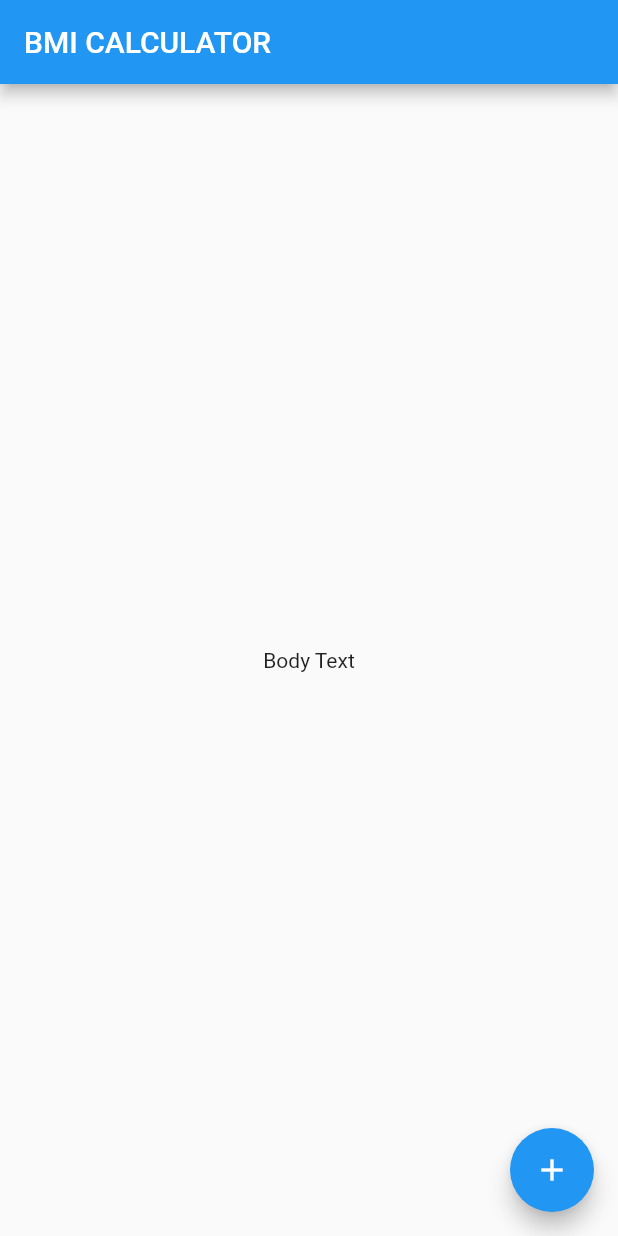
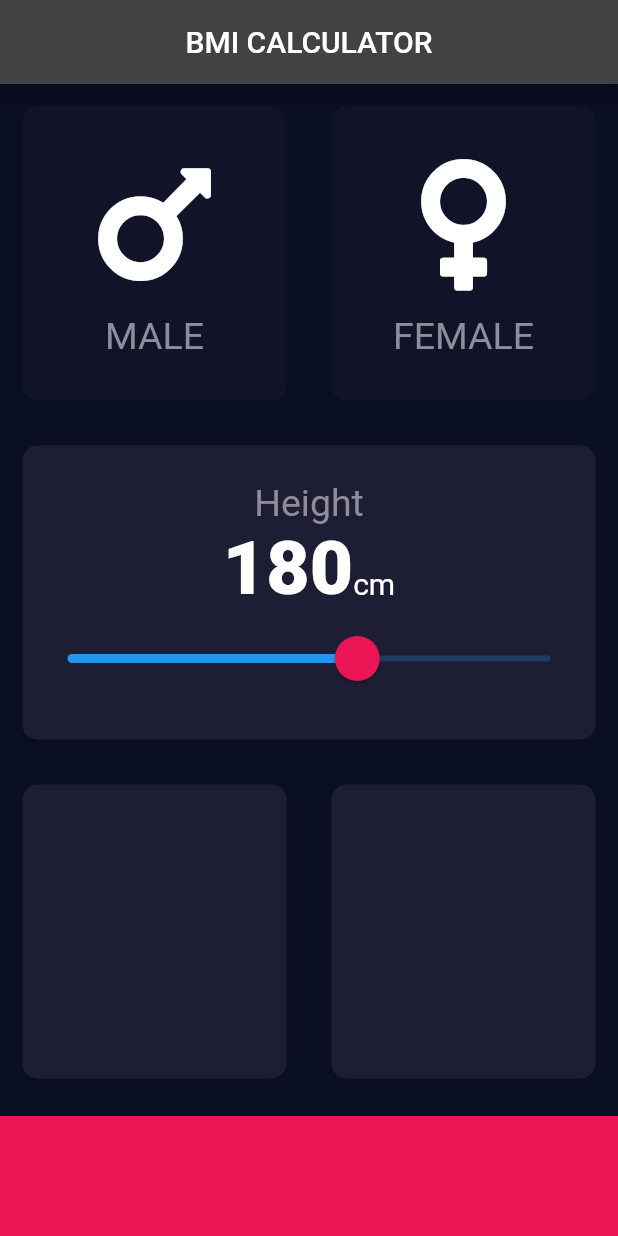
Before and after one commit to HeratUni-CS/bmi-calculator-WahidAhmad-98129, a Flutter app: the screen it shows after launch, on a phone screen of 412 x 824 dp. Run offline on Flutter 3.47's test engine with Material 2 defaults, Android fonts, the phone set to English and light mode, and no system bars; our stand-ins replace font_awesome_flutter.

Commit message:
Completing Gender and also Gender Section

```diff
--- a/analysis_options.yaml
+++ b/analysis_options.yaml
@@ -7,7 +7,7 @@
 
 # The following line activates a set of recommended lints for Flutter apps,
 # packages, and plugins designed to encourage good coding practices.
-include: package:flutter_lints/flutter.yaml
+#include: package:flutter_lints/flutter.yaml
 
 linter:
   # The lint rules applied to this project can be customized in the
--- /dev/null
+++ b/lib/constants.dart
@@ -0,0 +1,16 @@
+import 'package:flutter/material.dart';
+
+const kBottomContainerHeight =80.0;
+const kActiveCardColor= Color(0xFF1D1E33);
+const kInactiveCardColor =Color(0xFF111328);
+const kBottomContainerColor = Color(0xFFEB1555);
+
+const kLableTextStyle = TextStyle(
+  fontSize: 25,
+  color: Color(0xFF8D8E98),
+);
+
+const KnumberTextStyle = TextStyle(
+  fontSize: 50,
+  fontWeight: FontWeight.w900,
+);
--- /dev/null
+++ b/lib/icon_content.dart
@@ -0,0 +1,31 @@
+import 'package:flutter/material.dart';
+import 'constants.dart';
+
+class iconContetn extends StatelessWidget {
+  IconData myIcon;
+  String gender;
+  iconContetn({required this.myIcon,required this.gender}){
+    final IconData myIcon;
+    final String gender;
+  }
+
+  @override
+  Widget build(BuildContext context) {
+    return  Column(
+      mainAxisAlignment: MainAxisAlignment.center,
+      children: [
+        Icon(
+          myIcon,
+          size: 100,
+        ),
+        SizedBox(
+          height: 10,
+        ),
+        Text(
+          gender,
+          style: kLableTextStyle,
+        )
+      ],
+    );
+  }
+}
--- /dev/null
+++ b/lib/input_page.dart
@@ -0,0 +1,138 @@
+import 'package:flutter/material.dart';
+import 'package:font_awesome_flutter/font_awesome_flutter.dart';
+import 'resuable_card.dart';
+import 'icon_content.dart';
+import 'constants.dart';
+
+  enum Gendre{
+    male,
+    female,
+  }
+
+class InputPage extends StatefulWidget {
+
+  @override
+  State<InputPage> createState() => _InputPageState();
+}
+
+class _InputPageState extends State<InputPage> {
+
+   Gendre? selectedGender;
+   int height=180;
+
+  @override
+  Widget build(BuildContext context) {
+    return Scaffold(
+      appBar:AppBar(
+        title: Center(child: Text('BMI CALCULATOR')),
+        // backgroundColor: Color(0xFF0A0E21),
+      ),
+      body:Column(
+        crossAxisAlignment: CrossAxisAlignment.stretch,
+        children: [
+          Expanded(child: Row(
+            children: [
+              Expanded(
+                  child: ResuableCard(
+                    onpress:(){
+                      setState(() {
+                        selectedGender = Gendre.male;
+                      });
+                    },
+                    colour: selectedGender == Gendre.male ? kActiveCardColor: kInactiveCardColor,
+                    cardChild: iconContetn(
+                      myIcon: FontAwesomeIcons.mars,
+                      gender: 'MALE',
+                    ),
+                  ),
+                ),
+              Expanded(
+                child: ResuableCard(
+                  onpress:(){
+                    setState(() {
+                      selectedGender = Gendre.female;
+                    });
+                  },
+                colour: selectedGender == Gendre.female ? kActiveCardColor: kInactiveCardColor,
+                cardChild: iconContetn(
+                  myIcon: FontAwesomeIcons.venus,
+                  gender: 'FEMALE',
+                ),
+              ),),
+            ],
+          ),),
+          Expanded(child: ResuableCard(
+            colour: kActiveCardColor,
+            cardChild: Column(
+              mainAxisAlignment: MainAxisAlignment.center,
+              children: [
+                Text(
+                  'Height',
+                  style: kLableTextStyle,
+                ),
+                Row(
+                  mainAxisAlignment: MainAxisAlignment.center,
+                  crossAxisAlignment: CrossAxisAlignment.baseline,
+                  textBaseline: TextBaseline.alphabetic,
+                 children: [
+                   Text(
+                     height.toString(),
+                     style: KnumberTextStyle,
+                   ),
+                   Text(
+                     'cm',
+                     style:TextStyle(
+                       fontSize: 20,
+                     ),
+                   ),
+
+                 ]
+                ),
+               SliderTheme(
+                   data: SliderTheme.of(context).copyWith(
+                     inactiveTickMarkColor: Color(0xFF8D8E98),
+                     activeTickMarkColor: Colors.white,
+                     thumbColor: Color(0xFFEB1555),
+                     overlayColor: Color(0x29EB1555),
+                     thumbShape:
+                       RoundSliderThumbShape(enabledThumbRadius: 15.0),
+                     overlayShape:
+                       RoundSliderOverlayShape(
+                         overlayRadius: 30.0,
+                       )
+                   ),
+                   child: Slider(
+                          value: height.toDouble(),
+                     min:120.0,
+                     max: 220,
+                     onChanged: (double newValue){
+                            setState(() {
+                              height=newValue.round();
+                            });
+                     },
+
+                   ),),
+              ]
+            ),
+          ),),
+          Expanded(child: Row(
+            children: [
+              Expanded(child: ResuableCard(
+                colour: kActiveCardColor,
+              ),),
+              Expanded(child: ResuableCard(
+                colour: kActiveCardColor,
+              ),),
+            ],
+          ),),
+          Container(
+            color:kBottomContainerColor,
+            margin: EdgeInsets.only(top:10),
+            width: double.infinity,
+            height: kBottomContainerHeight,
+          ),
+        ],
+      ),
+    );
+  }
+}
--- a/lib/main.dart
+++ b/lib/main.dart
@@ -1,4 +1,5 @@
 import 'package:flutter/material.dart';
+import 'input_page.dart';
 
  void main() => runApp(BMICalculator());
 
@@ -6,30 +7,11 @@ class BMICalculator extends StatelessWidget {
     @override
     Widget build(BuildContext context) {
       return MaterialApp(
+        theme: ThemeData.dark().copyWith(
+          primaryColor: Color(0xFF0A0E21),
+          scaffoldBackgroundColor: Color(0xFF0A0E21),
+        ),
         home: InputPage(),
       );
     }
   }
-
-class InputPage extends StatefulWidget {
-  @override
-  State<InputPage> createState() => _InputPageState();
-}
-
-class _InputPageState extends State<InputPage> {
-  @override
-  Widget build(BuildContext context) {
-    return Scaffold(
-      appBar: AppBar(
-        title: Text('BMI CALCULATOR'),
-      ),
-      body: Center(
-        child: Text('Body Text'),
-      ),
-      floatingActionButton: FloatingActionButton(
-        onPressed: () {},
-        child: Icon(Icons.add),
-      ),
-    );
-  }
-}
--- /dev/null
+++ b/lib/resuable_card.dart
@@ -0,0 +1,23 @@
+import 'package:flutter/material.dart';
+
+class ResuableCard extends StatelessWidget {
+
+  ResuableCard({required this.colour,this.cardChild,this.onpress}) ;
+    final Color? colour;
+    final Widget? cardChild;
+    final Function()? onpress;
+
+  Widget build(BuildContext context) {
+    return GestureDetector(
+      onTap: onpress,
+      child: Container(
+        child: cardChild,
+        margin: EdgeInsets.all(15),
+        decoration: BoxDecoration(
+          color:colour,
+          borderRadius: BorderRadius.circular(10),
+        ),
+      ),
+    );
+  }
+}
--- a/pubspec.yaml
+++ b/pubspec.yaml
@@ -1,6 +1,5 @@
-name: bmi_starting
+name: bmi2
 description: A new Flutter project.
-
 # The following line prevents the package from being accidentally published to
 # pub.dev using `flutter pub publish`. This is preferred for private packages.
 publish_to: 'none' # Remove this line if you wish to publish to pub.dev
@@ -20,7 +19,7 @@ publish_to: 'none' # Remove this line if you wish to publish to pub.dev
 version: 1.0.0+1
 
 environment:
-  sdk: '>=2.18.0 <3.0.0'
+  sdk: '>=2.19.4 <3.0.0'
 
 # Dependencies specify other packages that your package needs in order to work.
 # To automatically upgrade your package dependencies to the latest versions
@@ -36,6 +35,7 @@ dependencies:
   # The following adds the Cupertino Icons font to your application.
   # Use with the CupertinoIcons class for iOS style icons.
   cupertino_icons: ^1.0.2
+  font_awesome_flutter: ^8.4.0
 
 dev_dependencies:
   flutter_test:
```
Also changed, not shown: pubspec.lock, 82 other files. Lines whose indentation alone changed are shown as unchanged.
